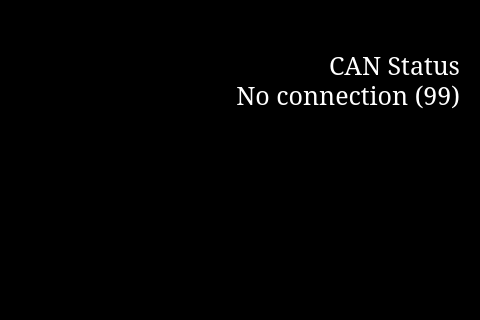
Qt form gui/main.ui (Randall-Scharpf/BFRDashboard) before a commit; both pictures show x 800 to 1280 and y 0 to 320 of the 1280 by 720 pixel window.
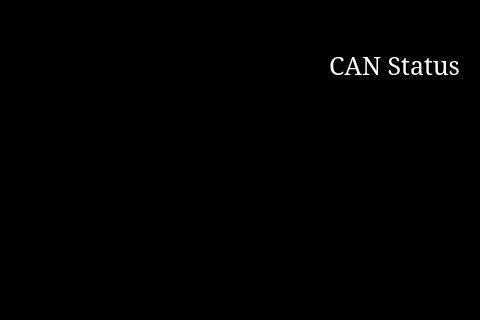
The same form after that commit. Icons and pictures are not drawn. Custom widgets are drawn as their Qt base class.

```diff
--- a/gui/main.ui
+++ b/gui/main.ui
@@ -244,7 +244,7 @@
      <string notr="true">color: white; font-size : 25px; background-color : rgba(0, 0, 0, 0)</string>
     </property>
     <property name="text">
-     <string>No connection (99)</string>
+     <string/>
     </property>
     <property name="alignment">
      <set>Qt::AlignRight|Qt::AlignTrailing|Qt::AlignVCenter</set>
```
